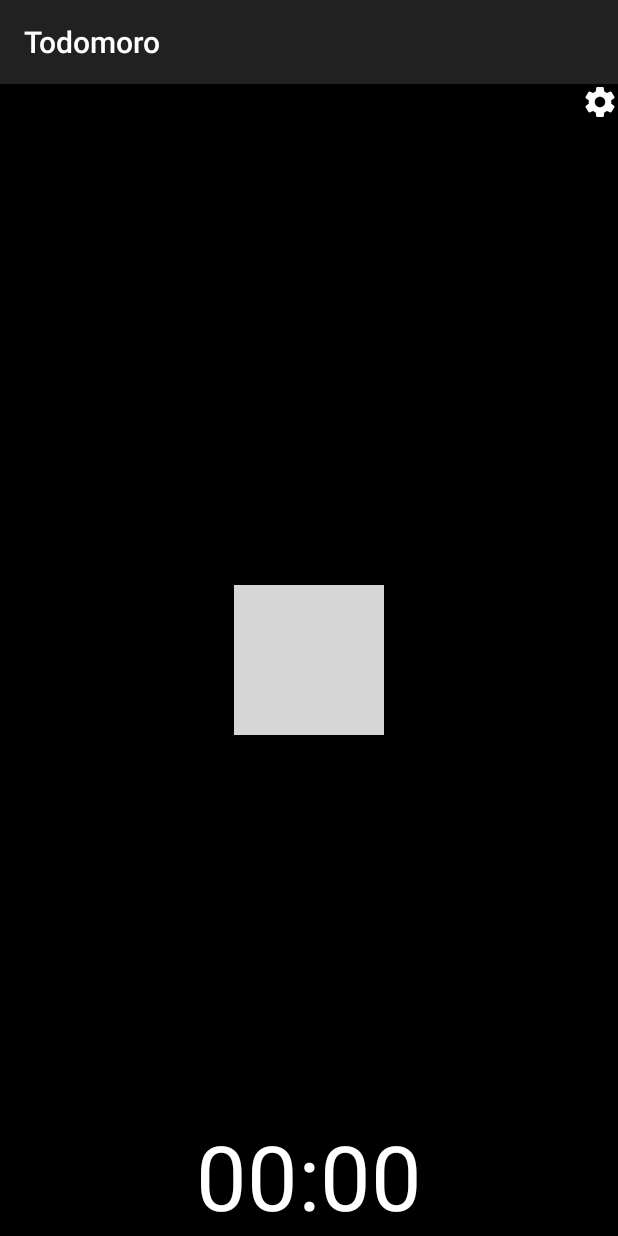
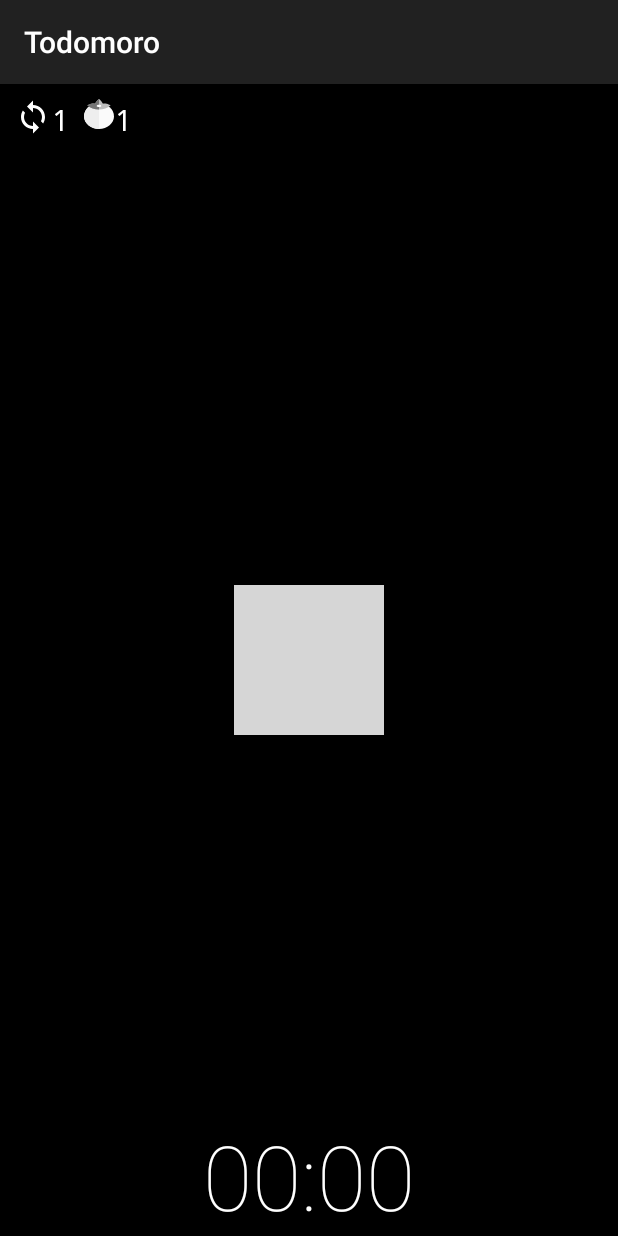
Before and after one commit to apexJCL/Todomoro, an Android app: the PomodoroActivity screen opened directly, with no data from a screen before it, on a phone screen of 412 x 824 dp. Run offline under Robolectric (Android 15) with nearby library versions, the phone set to English and light mode, and no system bars; our stand-ins replace ButterKnife; libraries missing offline, so code that uses them is left out: com.mikhaellopez.circularfillableloaders; plain views replace CircularFillableLoaders; 1 statement that could not run was skipped; grey boxes are pictures that could not be loaded.

Commit message:
fixed mistakes

```diff
--- a/app/src/main/java/me/apexjcl/todomoro/activities/PomodoroActivity.java
+++ b/app/src/main/java/me/apexjcl/todomoro/activities/PomodoroActivity.java
@@ -8,6 +8,8 @@ import android.os.Bundle;
 import android.os.Vibrator;
 import android.support.annotation.Nullable;
 import android.support.v7.app.AppCompatActivity;
+import android.util.AttributeSet;
+import android.view.View;
 import android.widget.ImageView;
 import android.widget.TextView;
 import android.widget.Toast;
@@ -16,6 +18,7 @@ import com.mikhaellopez.circularfillableloaders.CircularFillableLoaders;
 
 import java.util.Locale;
 
+import butterknife.BindColor;
 import butterknife.BindView;
 import butterknife.ButterKnife;
 import butterknife.OnClick;
@@ -35,6 +38,10 @@ public class PomodoroActivity extends AppCompatActivity implements Timer.TimerLi
     CircularFillableLoaders mLoader;
     @BindView(R.id.timer_text)
     TextView mTimerText;
+    @BindView(R.id.cycleCounter)
+    TextView mCycleCounter;
+    @BindView(R.id.pomodoroCounter)
+    TextView mPomodoroCounter;
 
     public static final String TASK_ID = "task_id";
     private Timer mTimer;
@@ -76,8 +83,9 @@ public class PomodoroActivity extends AppCompatActivity implements Timer.TimerLi
         updateTimeLabel(mPomodoro.getRemainingTime());
         mLoader.setProgress((int) mPomodoro.getCompletion());
         mLoader.setAmplitudeRatio(0.001f);
+        mCycleCounter.setText(String.valueOf(mPomodoro.getCompletedCycles()));
+        mPomodoroCounter.setText(String.valueOf(mPomodoro.getCurrentPomodoro()));
     }
-
 
     @OnClick(R.id.control_button)
     void controlTimer() {
@@ -172,6 +180,9 @@ public class PomodoroActivity extends AppCompatActivity implements Timer.TimerLi
         mVibrator.vibrate(mPomodoro.getVibrationPattern(), -1);
         mRingtone.play();
         setPlayButton();
+        // Update labels
+        mCycleCounter.setText(String.valueOf(mPomodoro.getCompletedCycles()));
+        mPomodoroCounter.setText(String.valueOf(mPomodoro.getCurrentPomodoro()));
     }
 
     public int getProgressColor() {
--- /dev/null
+++ b/app/src/main/res/drawable/ic_loop_24dp.xml
@@ -0,0 +1,9 @@
+<vector xmlns:android="http://schemas.android.com/apk/res/android"
+        android:width="24dp"
+        android:height="24dp"
+        android:viewportWidth="24.0"
+        android:viewportHeight="24.0">
+    <path
+        android:fillColor="#FFF"
+        android:pathData="M12,4L12,1L8,5l4,4L12,6c3.31,0 6,2.69 6,6 0,1.01 -0.25,1.97 -0.7,2.8l1.46,1.46C19.54,15.03 20,13.57 20,12c0,-4.42 -3.58,-8 -8,-8zM12,18c-3.31,0 -6,-2.69 -6,-6 0,-1.01 0.25,-1.97 0.7,-2.8L5.24,7.74C4.46,8.97 4,10.43 4,12c0,4.42 3.58,8 8,8v3l4,-4 -4,-4v3z"/>
+</vector>
--- a/app/src/main/res/layout/activity_pomodoro.xml
+++ b/app/src/main/res/layout/activity_pomodoro.xml
@@ -3,13 +3,51 @@
     xmlns:app="http://schemas.android.com/apk/res-auto"
     android:layout_width="match_parent"
     android:layout_height="match_parent"
+    xmlns:tools="http://schemas.android.com/tools"
     android:background="@color/black">
+
+    <LinearLayout
+        android:orientation="horizontal"
+        android:layout_margin="10dp"
+        android:layout_width="match_parent"
+        android:layout_height="wrap_content">
+
+        <ImageView
+            android:src="@drawable/ic_loop_24dp"
+            android:layout_width="wrap_content"
+            android:layout_height="wrap_content" />
+
+        <TextView
+            android:id="@+id/cycleCounter"
+            android:typeface="monospace"
+            android:text="1"
+            android:textSize="20sp"
+            android:textColor="@color/white"
+            android:layout_width="wrap_content"
+            android:layout_height="wrap_content"/>
+
+        <ImageView
+            android:src="@drawable/tomato_no_color"
+            android:layout_marginStart="10dp"
+            android:layout_width="20dp"
+            android:layout_height="20dp" />
+
+        <TextView
+            android:id="@+id/pomodoroCounter"
+            android:typeface="monospace"
+            android:text="1"
+            android:textSize="20sp"
+            android:textColor="@color/white"
+            android:layout_width="wrap_content"
+            android:layout_height="wrap_content"/>
+
+    </LinearLayout>
 
 
     <com.mikhaellopez.circularfillableloaders.CircularFillableLoaders
         android:id="@+id/fillProgress"
         android:layout_width="match_parent"
-        android:layout_height="match_parent"
+        android:layout_height="wrap_content"
         android:layout_centerInParent="true"
         android:layout_marginLeft="@dimen/filler_progress_margin"
         android:layout_marginRight="@dimen/filler_progress_margin"
@@ -24,6 +62,7 @@
         android:layout_width="wrap_content"
         android:layout_height="wrap_content"
         android:layout_alignParentEnd="true"
+        android:visibility="gone"
         android:layout_alignParentTop="true"
         android:background="?selectableItemBackgroundBorderless"
         android:src="@drawable/ic_settings_white_24dp" />
@@ -39,6 +78,7 @@
 
     <TextView
         android:id="@+id/timer_text"
+        android:fontFamily="sans-serif-thin"
         android:layout_width="match_parent"
         android:layout_height="wrap_content"
         android:layout_alignParentBottom="true"
--- a/app/src/main/res/values/dimens.xml
+++ b/app/src/main/res/values/dimens.xml
@@ -37,7 +37,7 @@
     <dimen name="chronometer_font">45sp</dimen>
     <dimen name="countdown_height">100dp</dimen>
     <dimen name="suffix_text">20sp</dimen>
-    <dimen name="filler_progress_margin">10dp</dimen>
+    <dimen name="filler_progress_margin">30dp</dimen>
     <dimen name="task_detail_appbar">200dp</dimen>
     <dimen name="toolbar_title">24sp</dimen>
 </resources>
```
Also changed, not shown: app/src/main/AndroidManifest.xml (+9 -5 lines), app/src/main/java/me/apexjcl/todomoro/fragments/EditTaskFragment.java (+19 -15 lines), app/src/main/java/me/apexjcl/todomoro/logic/Pomodoro.java (+14 -3 lines), app/src/main/java/me/apexjcl/todomoro/realm/models/Task.java (+41 -0 lines).
